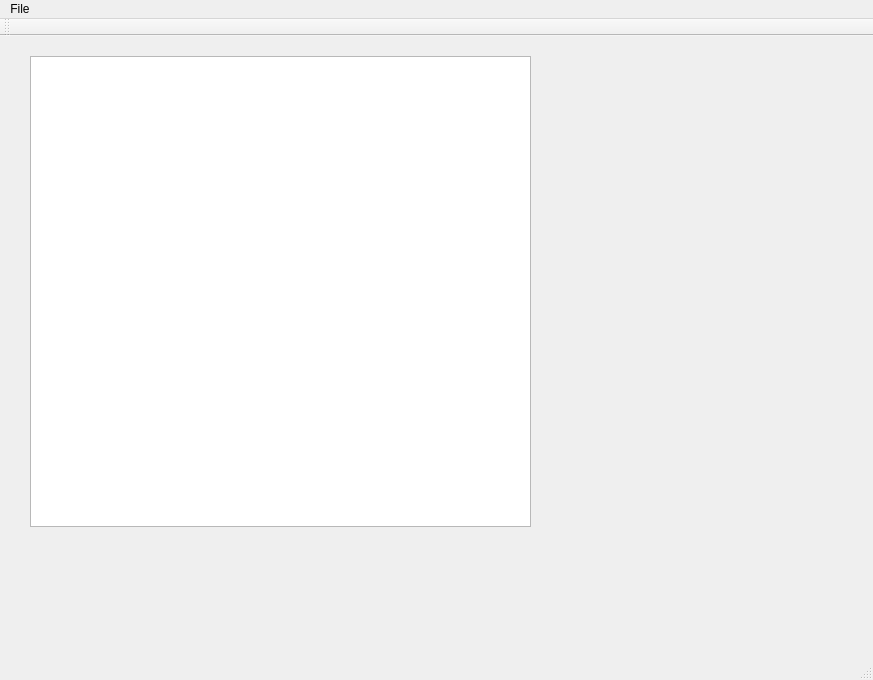
Above: RawRecovery/RawRecovery.ui from Lyarvo4ka/RecoveryProjects before the change. Below: the same form after it.
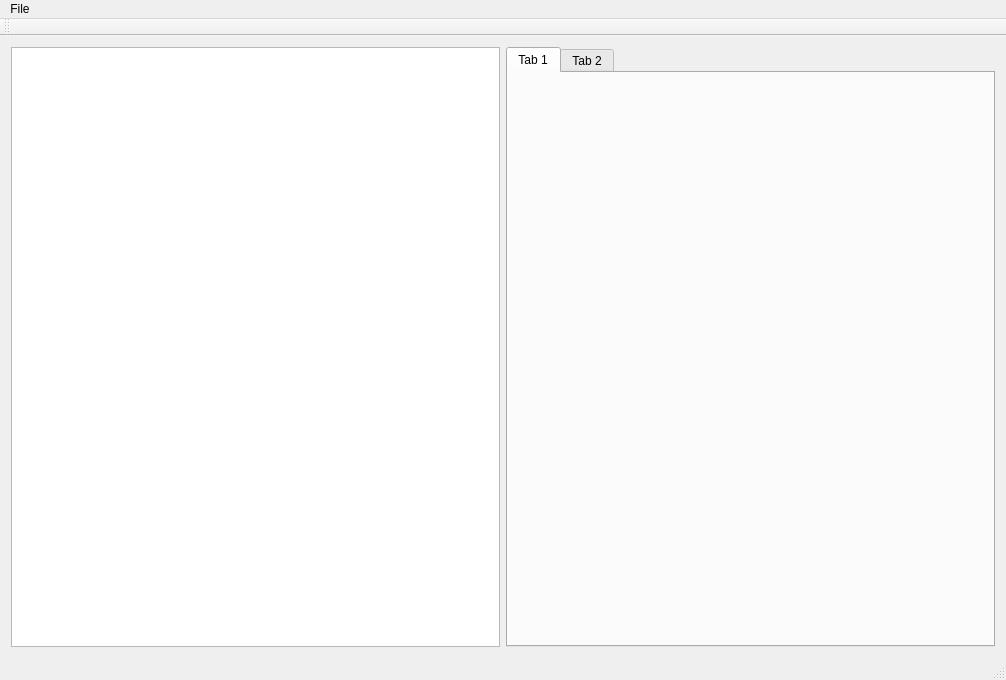
That is the form after the change.

Commit message: RawRecovery ui start

```diff
--- a/RawRecovery/RawRecovery.ui
+++ b/RawRecovery/RawRecovery.ui
@@ -6,7 +6,7 @@
    <rect>
     <x>0</x>
     <y>0</y>
-    <width>873</width>
+    <width>1006</width>
     <height>680</height>
    </rect>
   </property>
@@ -14,23 +14,36 @@
    <string>RawRecovery</string>
   </property>
   <widget class="QWidget" name="centralWidget">
-   <widget class="QTreeView" name="treeView">
-    <property name="geometry">
-     <rect>
-      <x>30</x>
-      <y>20</y>
-      <width>501</width>
-      <height>471</height>
-     </rect>
-    </property>
-   </widget>
+   <layout class="QVBoxLayout" name="verticalLayout">
+    <item>
+     <layout class="QHBoxLayout" name="horizontalLayout">
+      <item>
+       <widget class="QTreeView" name="treeView"/>
+      </item>
+      <item>
+       <widget class="QTabWidget" name="tabWidget">
+        <widget class="QWidget" name="tab">
+         <attribute name="title">
+          <string>Tab 1</string>
+         </attribute>
+        </widget>
+        <widget class="QWidget" name="tab_2">
+         <attribute name="title">
+          <string>Tab 2</string>
+         </attribute>
+        </widget>
+       </widget>
+      </item>
+     </layout>
+    </item>
+   </layout>
   </widget>
   <widget class="QMenuBar" name="menuBar">
    <property name="geometry">
     <rect>
      <x>0</x>
      <y>0</y>
-     <width>873</width>
+     <width>1006</width>
      <height>21</height>
     </rect>
    </property>
```
The commit also changes 3 other files.
